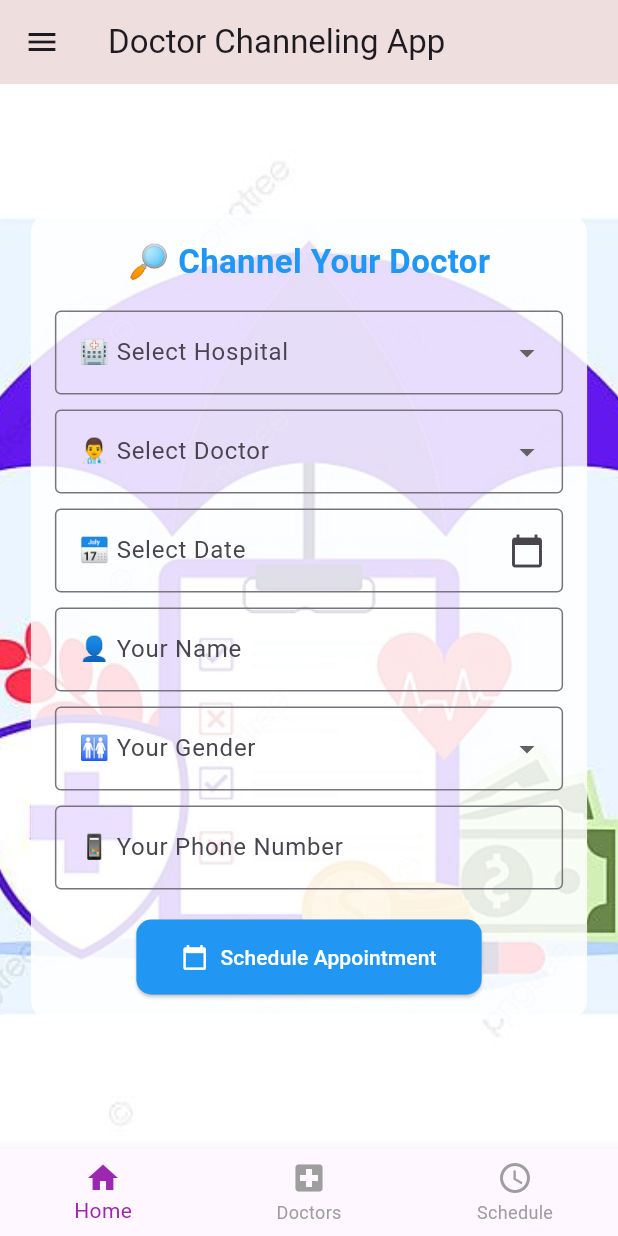
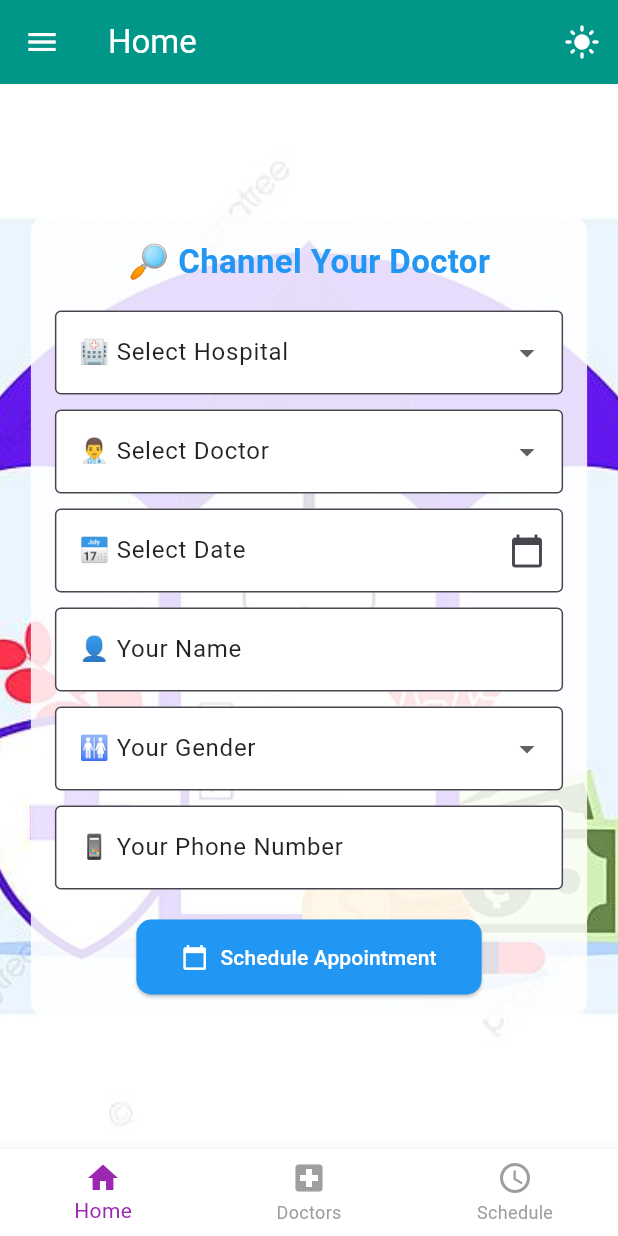
Before and after one commit to Iyaraaaaa/Medicare, a Flutter app: the HomePage screen opened by its route, on a phone screen of 412 x 824 dp. Run offline on Flutter 3.47's test engine with Material 3 defaults, Android fonts, the phone set to English and light mode, and no system bars; our stand-ins replace cloud_firestore, firebase_auth, firebase_core, firebase_storage, image_picker, intl_phone_number_input and 1 more; missing offline and left inert: firebase_app_check; accounts and stored records are empty.

Commit message:
UI change 😍

```diff
--- a/app/lib/home.dart
+++ b/app/lib/home.dart
@@ -6,48 +6,15 @@ import 'schedule.dart';
 import 'edit_profile.dart';
 import 'notifications.dart';
 import 'privacy.dart';
-import 'permission.dart';
 import 'about_us.dart';
 import 'login.dart';
-import 'package:cloud_firestore/cloud_firestore.dart';
-import 'package:firebase_auth/firebase_auth.dart';
-
-class DatabaseHelper {
-  final CollectionReference profileCollection =
-      FirebaseFirestore.instance.collection('user_profiles');
-
-  String get userId => FirebaseAuth.instance.currentUser?.uid ?? "unknown_user";
-
-  // Insert or update profile
-  Future<void> insertProfile(Map<String, dynamic> profileData) async {
-    try {
-      await profileCollection.doc(userId).set(profileData, SetOptions(merge: true));
-    } catch (e) {
-      print("Error inserting profile: $e");
-      rethrow;
-    }
-  }
-
-  // Get profile by email
-  Future<Map<String, dynamic>> getProfileByEmail(String email) async {
-    try {
-      final querySnapshot = await profileCollection
-          .where('email', isEqualTo: email)
-          .limit(1)
-          .get();
-
-      if (querySnapshot.docs.isNotEmpty) {
-        return querySnapshot.docs.first.data() as Map<String, dynamic>;
-      }
-      return {};
-    } catch (e) {
-      print("Error fetching profile by email: $e");
-      return {};
-    }
-  }
-}
 
 class HomePage extends StatefulWidget {
+  final Function(bool) onThemeChanged;
+  final bool isDarkMode;
+
+  HomePage({required this.onThemeChanged, required this.isDarkMode});
+
   @override
   _HomePageState createState() => _HomePageState();
 }
@@ -64,13 +31,14 @@ class _HomePageState extends State<HomePage> {
     SchedulePage(),
   ];
 
+  final List<String> _titles = ['Home', 'Doctors', 'Schedule'];
+
   @override
   void initState() {
     super.initState();
     _loadUserData();
   }
 
-  // Load user data from SharedPreferences
   Future<void> _loadUserData() async {
     SharedPreferences prefs = await SharedPreferences.getInstance();
     setState(() {
@@ -80,18 +48,16 @@ class _HomePageState extends State<HomePage> {
     });
   }
 
-  // Get profile image
   ImageProvider _getImageProvider() {
     if (_userImage.isEmpty) {
       return AssetImage('assets/images/empty.jpg');
     } else if (_userImage.startsWith('http')) {
       return NetworkImage(_userImage);
     } else {
-      return AssetImage(_userImage); // Local asset image
+      return AssetImage(_userImage);
     }
   }
 
-  // Handle bottom navigation bar tap
   void _onItemTapped(int index) {
     setState(() {
       _selectedIndex = index;
@@ -102,19 +68,17 @@ class _HomePageState extends State<HomePage> {
   Widget build(BuildContext context) {
     return Scaffold(
       appBar: AppBar(
-        title: const Text('Doctor Channeling App'),
-        backgroundColor: const Color.fromARGB(255, 238, 222, 222),
+        title: Text(_titles[_selectedIndex]),
+        actions: [
+          IconButton(
+            icon: Icon(widget.isDarkMode ? Icons.dark_mode : Icons.light_mode),
+            onPressed: () {
+              widget.onThemeChanged(!widget.isDarkMode);
+            },
+          ),
+        ],
       ),
-      body: Container(
-        decoration: BoxDecoration(
-          gradient: LinearGradient(
-            colors: [const Color.fromARGB(255, 238, 222, 222), Colors.blue.shade300],
-            begin: Alignment.topLeft,
-            end: Alignment.bottomRight,
-          ),
-        ),
-        child: _pages[_selectedIndex],
-      ),
+      body: _pages[_selectedIndex],
       bottomNavigationBar: BottomNavigationBar(
         type: BottomNavigationBarType.fixed,
         items: const [
@@ -131,7 +95,6 @@ class _HomePageState extends State<HomePage> {
     );
   }
 
-  // Build the Drawer widget
   Widget _buildDrawer() {
     return Drawer(
       child: ListView(
@@ -140,7 +103,7 @@ class _HomePageState extends State<HomePage> {
           Stack(
             children: [
               UserAccountsDrawerHeader(
-                accountName: Text(_userName, style: const TextStyle(fontWeight: FontWeight.bold)),
+                accountName: Text(_userName, style: TextStyle(fontWeight: FontWeight.bold)),
                 accountEmail: Text(_userEmail),
                 currentAccountPicture: CircleAvatar(
                   backgroundImage: _getImageProvider(),
@@ -149,11 +112,7 @@ class _HomePageState extends State<HomePage> {
                   },
                 ),
                 decoration: BoxDecoration(
-                  gradient: LinearGradient(
-                    colors: [const Color.fromARGB(255, 180, 228, 200), Colors.blue],
-                    begin: Alignment.topLeft,
-                    end: Alignment.bottomRight,
-                  ),
+                  color: Colors.blue, // Removed background image, kept solid color
                 ),
               ),
               Positioned(
@@ -184,20 +143,21 @@ class _HomePageState extends State<HomePage> {
           ),
           _buildDrawerItem(Icons.notifications, 'Notifications', Colors.purple, NotificationsPage()),
           _buildDrawerItem(Icons.privacy_tip, 'Privacy', Colors.green, PrivacyPage()),
-          _buildDrawerItem(Icons.settings, 'Permission', Colors.orange, PermissionPage()),
           _buildDrawerItem(Icons.info, 'About Us', Colors.teal, AboutUsPage()),
-          _buildDrawerItem(Icons.logout, 'Log Out', Colors.red, LoginPage(), isLogout: true),
+          _buildDrawerItem(Icons.logout, 'Log Out', Colors.amber, LoginPage(), isLogout: true),
         ],
       ),
     );
   }
 
-  // Helper function for drawer items
   Widget _buildDrawerItem(IconData icon, String title, Color iconColor, Widget page, {bool isLogout = false}) {
     return ListTile(
       leading: Icon(icon, color: iconColor),
-      title: Text(title, style: const TextStyle(fontWeight: FontWeight.bold)),
-      tileColor: isLogout ? Colors.red.shade50 : null,
+      title: Text(title, style: TextStyle(fontWeight: FontWeight.bold)),
+      tileColor: isLogout
+          ? (widget.isDarkMode ? Colors.deepPurple : Colors.amber.shade100)  // Amazing Log Out color
+          : null,
+      textColor: widget.isDarkMode ? Colors.white : Colors.black, // Adjust text color for dark mode
       onTap: () async {
         if (isLogout) {
           SharedPreferences prefs = await SharedPreferences.getInstance();
--- a/app/lib/theme_provider.dart
+++ b/app/lib/theme_provider.dart
@@ -4,15 +4,6 @@ class ThemeProvider extends ChangeNotifier {
   ThemeMode _themeMode = ThemeMode.light;
 
   ThemeMode get themeMode => _themeMode;
-
-  void toggleTheme(bool isDarkMode) {
-    _themeMode = isDarkMode ? ThemeMode.dark : ThemeMode.light;
-    notifyListeners();
-  }
-
-  void initialize(bool isDarkMode) {
-    _themeMode = isDarkMode ? ThemeMode.dark : ThemeMode.light;
-  }
 
   ThemeData get lightTheme => ThemeData(
         brightness: Brightness.light,
@@ -22,28 +13,11 @@ class ThemeProvider extends ChangeNotifier {
           backgroundColor: Colors.teal,
           foregroundColor: Colors.white,
           elevation: 0,
-          titleTextStyle: TextStyle(
-            color: Colors.white,
-            fontSize: 20,
-            fontWeight: FontWeight.bold,
-          ),
         ),
         textTheme: const TextTheme(
-          displayLarge: TextStyle(color: Colors.black87),
-          displayMedium: TextStyle(color: Colors.black87),
-          displaySmall: TextStyle(color: Colors.black87),
-          headlineMedium: TextStyle(color: Colors.black87),
-          headlineSmall: TextStyle(color: Colors.black87),
-          titleLarge: TextStyle(color: Colors.black87),
-          titleMedium: TextStyle(color: Colors.black87),
-          titleSmall: TextStyle(color: Colors.black87),
-          bodyLarge: TextStyle(color: Colors.black87),
           bodyMedium: TextStyle(color: Colors.black87),
-          bodySmall: TextStyle(color: Colors.black54),
-          labelLarge: TextStyle(color: Colors.white),
-          labelSmall: TextStyle(color: Colors.black54),
         ),
-        iconTheme: const IconThemeData(color: Colors.black54),
+        iconTheme: const IconThemeData(color: Colors.black87),
         cardTheme: CardTheme(
           color: Colors.white,
           elevation: 1,
@@ -56,13 +30,28 @@ class ThemeProvider extends ChangeNotifier {
           selectedItemColor: Colors.teal,
           unselectedItemColor: Colors.grey,
         ),
-        drawerTheme: const DrawerThemeData(
-          backgroundColor: Colors.white,
-        ),
+        drawerTheme: const DrawerThemeData(backgroundColor: Colors.white),
         listTileTheme: const ListTileThemeData(
           textColor: Colors.black87,
           iconColor: Colors.teal,
         ),
+        inputDecorationTheme: InputDecorationTheme(
+          filled: true,
+          fillColor: Colors.white,
+          border: OutlineInputBorder(),
+          labelStyle: TextStyle(color: Colors.black87),
+        ),
+        elevatedButtonTheme: ElevatedButtonThemeData(
+          style: ElevatedButton.styleFrom(
+            backgroundColor: Colors.teal,
+            foregroundColor: Colors.white,
+          ),
+        ),
+        snackBarTheme: SnackBarThemeData(
+          backgroundColor: Colors.grey[200],
+          contentTextStyle: const TextStyle(color: Colors.black),
+        ),
+        useMaterial3: true,
       );
 
   ThemeData get darkTheme => ThemeData(
@@ -73,26 +62,9 @@ class ThemeProvider extends ChangeNotifier {
           backgroundColor: Color(0xFF1E1E1E),
           foregroundColor: Colors.white,
           elevation: 0,
-          titleTextStyle: TextStyle(
-            color: Colors.white,
-            fontSize: 20,
-            fontWeight: FontWeight.bold,
-          ),
         ),
         textTheme: const TextTheme(
-          displayLarge: TextStyle(color: Colors.white),
-          displayMedium: TextStyle(color: Colors.white),
-          displaySmall: TextStyle(color: Colors.white),
-          headlineMedium: TextStyle(color: Colors.white),
-          headlineSmall: TextStyle(color: Colors.white),
-          titleLarge: TextStyle(color: Colors.white),
-          titleMedium: TextStyle(color: Colors.white),
-          titleSmall: TextStyle(color: Colors.white70),
-          bodyLarge: TextStyle(color: Colors.white),
           bodyMedium: TextStyle(color: Colors.white),
-          bodySmall: TextStyle(color: Colors.white70),
-          labelLarge: TextStyle(color: Colors.white),
-          labelSmall: TextStyle(color: Colors.white70),
         ),
         iconTheme: const IconThemeData(color: Colors.white70),
         cardTheme: CardTheme(
@@ -107,21 +79,32 @@ class ThemeProvider extends ChangeNotifier {
           selectedItemColor: Colors.tealAccent,
           unselectedItemColor: Colors.white70,
         ),
-        drawerTheme: const DrawerThemeData(
-          backgroundColor: Color(0xFF1E1E1E),
-        ),
+        drawerTheme: const DrawerThemeData(backgroundColor: Color(0xFF1E1E1E)),
         listTileTheme: const ListTileThemeData(
           textColor: Colors.white,
           iconColor: Colors.tealAccent,
         ),
-        dialogTheme: DialogTheme(
-          backgroundColor: const Color(0xFF1E1E1E),
-          titleTextStyle: const TextStyle(
-            color: Colors.white,
-            fontSize: 20,
-            fontWeight: FontWeight.bold,
+        inputDecorationTheme: InputDecorationTheme(
+          filled: true,
+          fillColor: const Color(0xFF2C2C2C),
+          border: OutlineInputBorder(),
+          labelStyle: const TextStyle(color: Colors.white70),
+        ),
+        elevatedButtonTheme: ElevatedButtonThemeData(
+          style: ElevatedButton.styleFrom(
+            backgroundColor: Colors.teal,
+            foregroundColor: Colors.white,
           ),
-          contentTextStyle: const TextStyle(color: Colors.white70),
         ),
+        snackBarTheme: SnackBarThemeData(
+          backgroundColor: Colors.grey[800],
+          contentTextStyle: const TextStyle(color: Colors.white),
+        ),
+        useMaterial3: true,
       );
+
+  void toggleTheme(bool isDarkMode) {
+    _themeMode = isDarkMode ? ThemeMode.dark : ThemeMode.light;
+    notifyListeners();
+  }
 }
```
Also changed, not shown: app/lib/main.dart (+24 -12 lines), app/pubspec.lock, 1 other file.
